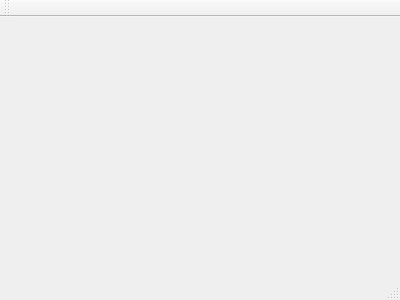
The window that miem/2_year/lab3/mainwindow.ui (pmaprog/miem) describes before a commit, drawn with Qt 5.
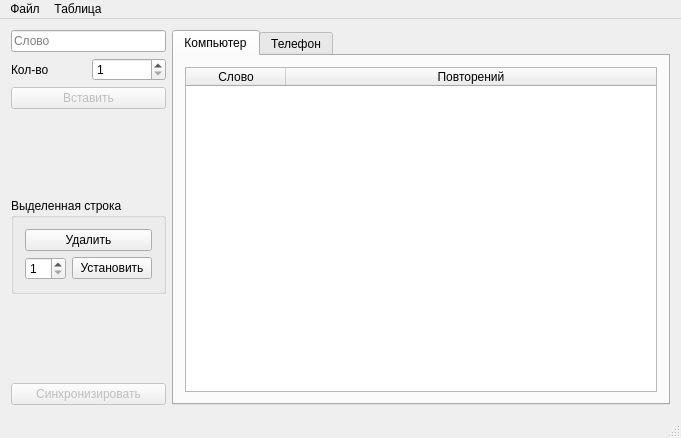
The same window after the commit.

The edit to the form file:
```diff
--- a/miem/2_year/lab3/mainwindow.ui
+++ b/miem/2_year/lab3/mainwindow.ui
@@ -1,24 +1,282 @@
 <ui version="4.0">
  <class>MainWindow</class>
- <widget class="QMainWindow" name="MainWindow" >
-  <property name="geometry" >
+ <widget class="QMainWindow" name="MainWindow">
+  <property name="geometry">
    <rect>
     <x>0</x>
     <y>0</y>
-    <width>400</width>
-    <height>300</height>
+    <width>681</width>
+    <height>438</height>
    </rect>
   </property>
   <property name="windowTitle" >
    <string>MainWindow</string>
   </property>
-  <widget class="QMenuBar" name="menuBar" />
-  <widget class="QToolBar" name="mainToolBar" />
-  <widget class="QWidget" name="centralWidget" />
-  <widget class="QStatusBar" name="statusBar" />
+  <widget class="QWidget" name="centralWidget">
+   <layout class="QHBoxLayout" name="horizontalLayout">
+    <item>
+     <layout class="QHBoxLayout" name="horizontalLayout_2" stretch="0,4">
+      <item>
+       <layout class="QVBoxLayout" name="verticalLayout_4">
+        <item>
+         <layout class="QVBoxLayout" name="verticalLayout_3">
+          <item>
+           <widget class="QLineEdit" name="leWord">
+            <property name="readOnly">
+             <bool>false</bool>
+            </property>
+            <property name="placeholderText">
+             <string>Слово</string>
+            </property>
+           </widget>
+          </item>
+          <item>
+           <layout class="QHBoxLayout" name="horizontalLayout_3" stretch="0,0">
+            <item>
+             <widget class="QLabel" name="lblCount">
+              <property name="text">
+               <string>Кол-во</string>
+              </property>
+             </widget>
+            </item>
+            <item>
+             <widget class="QSpinBox" name="sbCount">
+              <property name="minimum">
+               <number>1</number>
+              </property>
+             </widget>
+            </item>
+           </layout>
+          </item>
+          <item>
+           <widget class="QPushButton" name="btnInsert">
+            <property name="enabled">
+             <bool>false</bool>
+            </property>
+            <property name="text">
+             <string>Вставить</string>
+            </property>
+           </widget>
+          </item>
+         </layout>
+        </item>
+        <item>
+         <spacer name="verticalSpacer_2">
+          <property name="orientation">
+           <enum>Qt::Vertical</enum>
+          </property>
+          <property name="sizeHint" stdset="0">
+           <size>
+            <width>20</width>
+            <height>40</height>
+           </size>
+          </property>
+         </spacer>
+        </item>
+        <item>
+         <widget class="QGroupBox" name="gbSelectedRow">
+          <property name="enabled">
+           <bool>true</bool>
+          </property>
+          <property name="title">
+           <string>Выделенная строка</string>
+          </property>
+          <property name="flat">
+           <bool>false</bool>
+          </property>
+          <property name="checkable">
+           <bool>false</bool>
+          </property>
+          <layout class="QVBoxLayout" name="verticalLayout_6">
+           <item>
+            <widget class="QPushButton" name="btnDel">
+             <property name="text">
+              <string>Удалить</string>
+             </property>
+            </widget>
+           </item>
+           <item>
+            <layout class="QHBoxLayout" name="horizontalLayout_5">
+             <item>
+              <widget class="QSpinBox" name="sbCount2">
+               <property name="minimum">
+                <number>1</number>
+               </property>
+              </widget>
+             </item>
+             <item>
+              <widget class="QPushButton" name="btnSet">
+               <property name="text">
+                <string>Установить</string>
+               </property>
+              </widget>
+             </item>
+            </layout>
+           </item>
+          </layout>
+         </widget>
+        </item>
+        <item>
+         <spacer name="verticalSpacer">
+          <property name="orientation">
+           <enum>Qt::Vertical</enum>
+          </property>
+          <property name="sizeHint" stdset="0">
+           <size>
+            <width>20</width>
+            <height>40</height>
+           </size>
+          </property>
+         </spacer>
+        </item>
+        <item>
+         <widget class="QPushButton" name="btnSync">
+          <property name="enabled">
+           <bool>false</bool>
+          </property>
+          <property name="text">
+           <string>Синхронизировать</string>
+          </property>
+         </widget>
+        </item>
+       </layout>
+      </item>
+      <item>
+       <widget class="QTabWidget" name="tabs">
+        <property name="currentIndex">
+         <number>0</number>
+        </property>
+        <widget class="QWidget" name="tabPC">
+         <attribute name="title">
+          <string>Компьютер</string>
+         </attribute>
+         <layout class="QVBoxLayout" name="verticalLayout_2">
+          <item>
+           <widget class="QTableWidget" name="tablePC">
+            <property name="editTriggers">
+             <set>QAbstractItemView::NoEditTriggers</set>
+            </property>
+            <property name="selectionMode">
+             <enum>QAbstractItemView::SingleSelection</enum>
+            </property>
+            <property name="selectionBehavior">
+             <enum>QAbstractItemView::SelectRows</enum>
+            </property>
+            <property name="showGrid">
+             <bool>true</bool>
+            </property>
+            <attribute name="horizontalHeaderCascadingSectionResizes">
+             <bool>false</bool>
+            </attribute>
+            <attribute name="horizontalHeaderStretchLastSection">
+             <bool>true</bool>
+            </attribute>
+            <column>
+             <property name="text">
+              <string>Слово</string>
+             </property>
+            </column>
+            <column>
+             <property name="text">
+              <string>Повторений</string>
+             </property>
+            </column>
+           </widget>
+          </item>
+         </layout>
+        </widget>
+        <widget class="QWidget" name="tabPhone">
+         <attribute name="title">
+          <string>Телефон</string>
+         </attribute>
+         <layout class="QVBoxLayout" name="verticalLayout">
+          <item>
+           <widget class="QTableWidget" name="tablePhone">
+            <property name="editTriggers">
+             <set>QAbstractItemView::NoEditTriggers</set>
+            </property>
+            <property name="selectionMode">
+             <enum>QAbstractItemView::SingleSelection</enum>
+            </property>
+            <property name="selectionBehavior">
+             <enum>QAbstractItemView::SelectRows</enum>
+            </property>
+            <property name="showGrid">
+             <bool>true</bool>
+            </property>
+            <attribute name="horizontalHeaderStretchLastSection">
+             <bool>true</bool>
+            </attribute>
+            <column>
+             <property name="text">
+              <string>Слово</string>
+             </property>
+            </column>
+            <column>
+             <property name="text">
+              <string>Повторений</string>
+             </property>
+            </column>
+           </widget>
+          </item>
+         </layout>
+        </widget>
+       </widget>
+      </item>
+     </layout>
+    </item>
+   </layout>
+  </widget>
+  <widget class="QMenuBar" name="menuBar">
+   <property name="geometry">
+    <rect>
+     <x>0</x>
+     <y>0</y>
+     <width>681</width>
+     <height>26</height>
+    </rect>
+   </property>
+   <widget class="QMenu" name="menu">
+    <property name="title">
+     <string>Файл</string>
+    </property>
+    <addaction name="mOpen"/>
+    <addaction name="mSave"/>
+    <addaction name="separator"/>
+    <addaction name="mQuit"/>
+   </widget>
+   <widget class="QMenu" name="menu_2">
+    <property name="title">
+     <string>Таблица</string>
+    </property>
+    <addaction name="mClear"/>
+   </widget>
+   <addaction name="menu"/>
+   <addaction name="menu_2"/>
+  </widget>
+  <widget class="QStatusBar" name="statusBar"/>
+  <action name="mOpen">
+   <property name="text">
+    <string>Открыть</string>
+   </property>
+  </action>
+  <action name="mSave">
+   <property name="text">
+    <string>Сохранить</string>
+   </property>
+  </action>
+  <action name="mQuit">
+   <property name="text">
+    <string>Выход</string>
+   </property>
+  </action>
+  <action name="mClear">
+   <property name="text">
+    <string>Удалить всё</string>
+   </property>
+  </action>
  </widget>
- <layoutDefault spacing="6" margin="11" />
- <pixmapfunction></pixmapfunction>
+ <layoutdefault spacing="6" margin="11"/>
  <resources/>
  <connections/>
 </ui>
```
Left out of the diff: 5 changed lines with no effect on the pictures.
